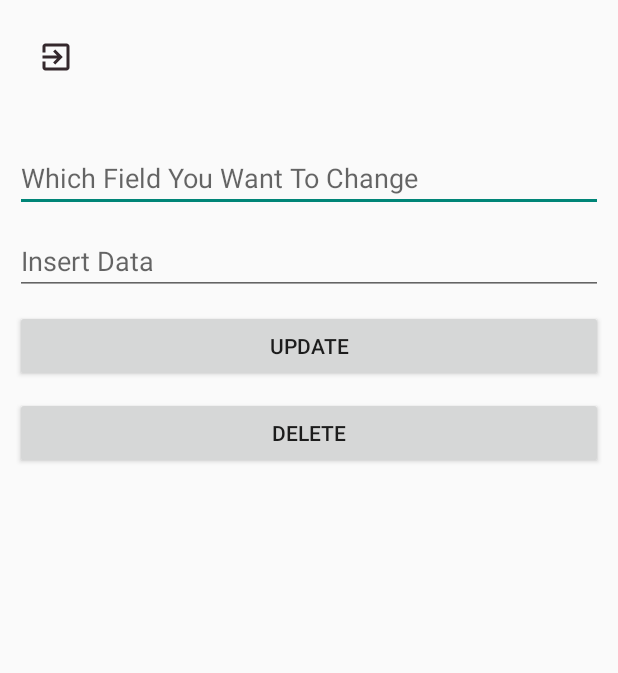
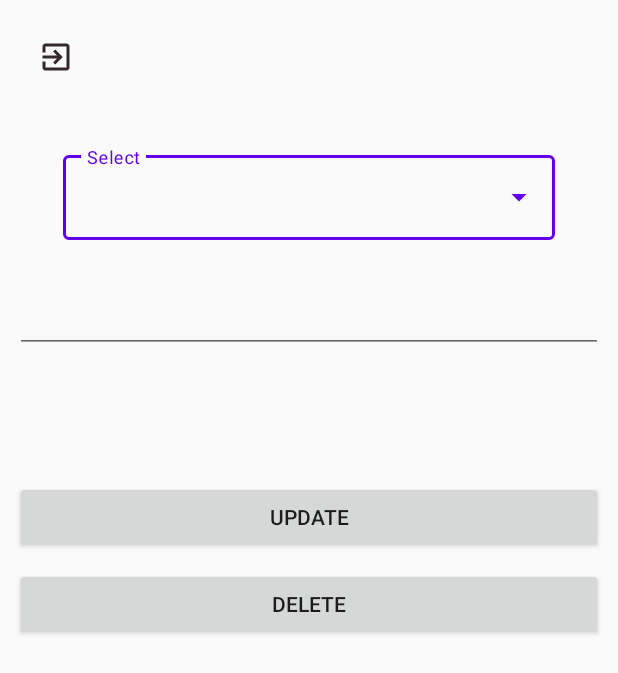
Before and after one commit to gokulg14/EmCare, an Android app: the UpdateOrDelUserInfo screen opened directly, with no data from a screen before it, on a phone screen of 412 x 824 dp. Shown: the top 673 px of the screen. Run offline under Robolectric (Android 15) with nearby library versions, the phone set to English and light mode, and no system bars; Roboto replaces fonts that are not available here.

Commit message:
Wearable4

```diff
--- a/mobile/src/main/java/com/myproj/wear/patient/UpdateOrDelUserInfo.java
+++ b/mobile/src/main/java/com/myproj/wear/patient/UpdateOrDelUserInfo.java
@@ -29,7 +29,7 @@ import java.util.Objects;
 public class UpdateOrDelUserInfo extends AppCompatActivity {
 
     Button update,delete;
-    EditText addField,addDetails;
+    //EditText addField,addDetails;
     String username;
 
     PatientDb patientDb;
@@ -40,17 +40,29 @@ public class UpdateOrDelUserInfo extends AppCompatActivity {
 
     SmsLimitHelperDb smsLimitHelperDb;
 
+    String userOrCaretaker;
+
+    TextInputLayout textInputLayout;
+    AutoCompleteTextView autoCompleteTextView;
+    EditText selected;
+    EditText selected1;
+
     @Override
     protected void onCreate(Bundle savedInstanceState) {
         super.onCreate(savedInstanceState);
         getWindow().setFlags(WindowManager.LayoutParams.FLAG_FULLSCREEN,WindowManager.LayoutParams.FLAG_FULLSCREEN);
         setContentView(R.layout.activity_update_or_del_user_info);
 
-        addField = findViewById(R.id.getData);
-        addDetails = findViewById(R.id.getData1);
+       // addField = findViewById(R.id.getData);
+      //  addDetails = findViewById(R.id.getData1);
 
         update = findViewById(R.id.update);
         delete = findViewById(R.id.delete_data);
+
+        textInputLayout = findViewById(R.id.menu_drop);
+        autoCompleteTextView = findViewById(R.id.drop_items);
+        selected = findViewById(R.id.input1);
+        selected1 = findViewById(R.id.input2);
 
         Intent i = getIntent();
         username = i.getStringExtra("profileName");
@@ -59,7 +71,65 @@ public class UpdateOrDelUserInfo extends AppCompatActivity {
         loginDb = new LoginDb(this);
         smsLimitHelperDb = new SmsLimitHelperDb(this);
         healthdataDb = new HealthDataDb(this);
+
+        String [] items={"Caretaker","Patient Email","Patient Number"};
+        ArrayAdapter<String> itemAdapter = new ArrayAdapter<>(UpdateOrDelUserInfo.this,R.layout.dropdown_list, items);
+        autoCompleteTextView.setAdapter(itemAdapter);
+        autoCompleteTextView.setOnItemClickListener(new AdapterView.OnItemClickListener() {
+            @Override
+            public void onItemClick(AdapterView<?> parent, View view, int position, long id) {
+                userOrCaretaker = parent.getItemAtPosition(position).toString();
+                switch (position){
+                    case 0://patient change
+                        selected.setVisibility(View.VISIBLE);
+                        selected1.setVisibility(View.VISIBLE);
+                        selected.setHint("Enter Caretaker Name");
+                        selected1.setHint("Enter Caretaker Number");
+
+                        break;
+                    case 1://Patient Email
+                        selected.setVisibility(View.VISIBLE);
+                        selected1.setVisibility(View.INVISIBLE);
+                        selected.setHint("Enter Patient Email");
+
+                        break;
+                    case 2://Patient Number
+                        selected.setVisibility(View.VISIBLE);
+                        selected.setHint("Enter Patient Number");
+
+                        break;
+                }
+            }
+        });
+
         update.setOnClickListener(new View.OnClickListener() {
+            @Override
+            public void onClick(View view) {
+                System.out.println(userOrCaretaker);
+             if(userOrCaretaker!=null && userOrCaretaker.toString().toLowerCase().equals("caretaker") /*&& addDetails!=null*/){
+
+                String careTakerName =  selected.getText().toString();
+                 String careTakerPhonenumber = selected1.getText().toString();
+                 patientDb.updateHealth(careTakerName,careTakerPhonenumber,"","",username);
+                 new SmsHelperClass().updateCaretaker(username,careTakerName,careTakerPhonenumber,loginDb);
+
+             }
+             else if (userOrCaretaker!=null && userOrCaretaker.toString().toLowerCase().equals("patient email") /*&& addDetails!=null*/) {
+                 patientDb.updateHealth("","",selected.getText().toString(),"",username);
+
+             }
+             else if((userOrCaretaker!=null && userOrCaretaker.toString().toLowerCase().equals("patient number") /*&& addDetails!=null*/)) {
+                    patientDb.updateHealth("","","",selected.getText().toString(),username);
+
+                }
+
+             Intent i = new Intent(getApplicationContext(),HomePagePatient.class);
+                i.putExtra("patientName", username);
+                startActivity(i);
+            }
+        });
+
+        /*update.setOnClickListener(new View.OnClickListener() {
             @Override
             public void onClick(View view) {
              if(addField!=null && addField.getText().toString().toLowerCase().equals("caretaker") && addDetails!=null){
@@ -82,7 +152,7 @@ public class UpdateOrDelUserInfo extends AppCompatActivity {
                 i.putExtra("patientName", username);
                 startActivity(i);
             }
-        });
+        });*/
 
         delete.setOnClickListener(new View.OnClickListener() {
             @Override
--- a/mobile/src/main/res/layout/activity_update_or_del_user_info.xml
+++ b/mobile/src/main/res/layout/activity_update_or_del_user_info.xml
@@ -21,13 +21,12 @@
                 android:layout_width="wrap_content"
                 android:layout_height="wrap_content"
                 android:layout_centerVertical="true"
-                android:onClick="backtoHome"
                 android:padding="15dp"
                 android:src="@drawable/logout_icon" />
 
         </RelativeLayout>
 
-        <EditText
+        <!--<EditText
              android:layout_width="match_parent"
              android:layout_height="wrap_content"
              android:id="@+id/getData"
@@ -54,8 +53,56 @@
              android:layout_height="wrap_content"
              android:layout_marginTop="10dp"
              android:text="Delete"
+             android:id="@+id/delete_data" />-->
+
+        <com.google.android.material.textfield.TextInputLayout
+            style="@style/Widget.MaterialComponents.TextInputLayout.OutlinedBox.ExposedDropdownMenu"
+            android:layout_width="match_parent"
+            android:id="@+id/menu_drop"
+            android:layout_height="wrap_content"
+            android:layout_marginStart="32dp"
+            android:layout_marginTop="32dp"
+            android:layout_marginEnd="32dp"
+            android:hint="Select">
+
+            <AutoCompleteTextView
+                android:layout_width="match_parent"
+                android:layout_height="match_parent"
+                android:id="@+id/drop_items"
+                android:layout_weight="1"
+                android:inputType="none"/>
+
+        </com.google.android.material.textfield.TextInputLayout>
+
+        <EditText
+            android:id="@+id/input1"
+            android:layout_width="match_parent"
+            android:layout_height="wrap_content"
+            android:layout_marginTop="30dp" />
+
+        <EditText
+            android:id="@+id/input2"
+            android:layout_width="match_parent"
+            android:layout_height="wrap_content"
+            android:layout_marginTop="30dp"
+            android:visibility="invisible"/>
+
+        <Button
+            android:layout_width="match_parent"
+            android:layout_height="wrap_content"
+            android:text="Update"
+            android:layout_marginTop="10dp"
+            android:id="@+id/update" />
+
+        <Button
+            android:layout_width="match_parent"
+            android:layout_height="wrap_content"
+            android:layout_marginTop="10dp"
+            android:text="Delete"
             android:id="@+id/delete_data" />
 
     </LinearLayout>
 
+
+
  </ScrollView>
```
Also changed, not shown: mobile/src/main/res/layout/dropdown_list.xml (added, +11 -0 lines). Lines whose indentation alone changed are shown as unchanged.
